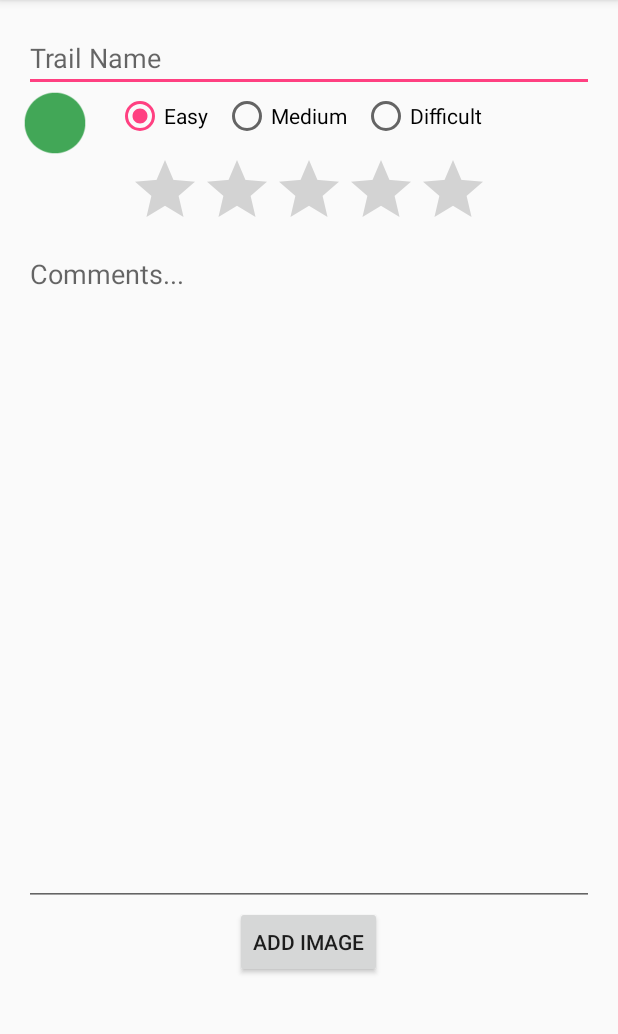
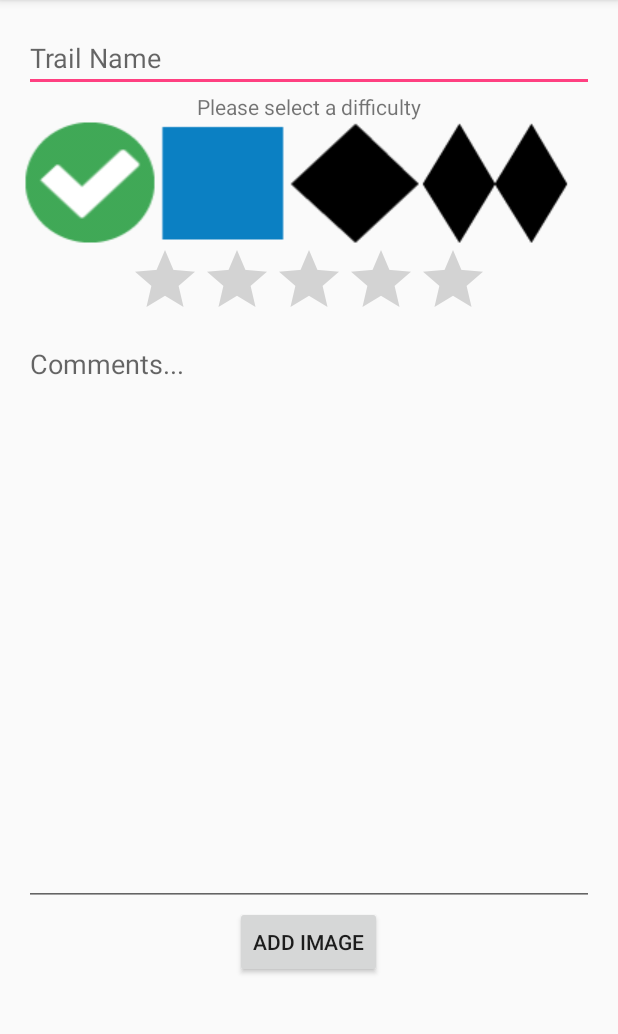
Before and after one commit to thePurpleMonkey/cs496-spring2016, an Android app: the EditTrail screen opened directly, with no data from a screen before it, on a phone screen of 412 x 824 dp, the part 84-1118 px from its top. Run offline under Robolectric (Android 15) with nearby library versions, the phone set to English and light mode, and no system bars.

Commit message:
Changed how difficulty selection works and added credits

```diff
--- a/BestSlopes2/app/src/main/java/com/best_slopes/bestslopes/EditTrail.java
+++ b/BestSlopes2/app/src/main/java/com/best_slopes/bestslopes/EditTrail.java
@@ -3,40 +3,29 @@ package com.best_slopes.bestslopes;
 import android.content.Intent;
 import android.support.v7.app.AppCompatActivity;
 import android.os.Bundle;
+import android.view.View;
 import android.widget.ImageView;
 import android.widget.RadioGroup;
+import android.widget.ToggleButton;
 
 public class EditTrail extends AppCompatActivity {
+    public final int[] toggles = {R.id.toggle_easy, R.id.toggle_medium, R.id.toggle_difficult,
+            R.id.toggle_extremely_difficult};
 
     @Override
     protected void onCreate(Bundle savedInstanceState) {
         super.onCreate(savedInstanceState);
         setContentView(R.layout.activity_edit_trail);
+    }
 
-        final ImageView imageView = (ImageView) findViewById(R.id.edit_difficulty_image);
+    public void difficultyChanged(View view) {
+        ToggleButton clicked = (ToggleButton) view;
 
-        RadioGroup radioGroup = (RadioGroup) findViewById(R.id.edit_difficulty_radio_group);
-        radioGroup.setOnCheckedChangeListener(new RadioGroup.OnCheckedChangeListener() {
-            @Override
-            public void onCheckedChanged(RadioGroup group, int checkedId) {
-                switch (checkedId) {
-                    case R.id.radio_difficulty_easy:
-                        imageView.setImageResource(R.drawable.easy);
-                        break;
+        for (int id : toggles) {
+            ToggleButton button = (ToggleButton) findViewById(id);
+            button.setChecked(false);
+        }
 
-                    case R.id.radio_difficulty_medium:
-                        imageView.setImageResource(R.drawable.medium);
-                        break;
-
-                    case R.id.radio_difficulty_hard:
-                        imageView.setImageResource(R.drawable.difficult);
-                        break;
-
-                    default:
-                        imageView.setImageResource(R.drawable.default_image);
-                        break;
-                }
-            }
-        });
+        clicked.setChecked(true);
     }
 }
--- /dev/null
+++ b/BestSlopes2/app/src/main/res/drawable/toggle_difficult.xml
@@ -0,0 +1,5 @@
+<?xml version="1.0" encoding="utf-8"?>
+<selector xmlns:android="http://schemas.android.com/apk/res/android">
+    <item android:drawable="@drawable/difficult_selected" android:state_checked="true"/>
+    <item android:drawable="@drawable/difficult" android:state_checked="false"/>
+</selector>
--- /dev/null
+++ b/BestSlopes2/app/src/main/res/drawable/toggle_easy.xml
@@ -0,0 +1,5 @@
+<?xml version="1.0" encoding="utf-8"?>
+<selector xmlns:android="http://schemas.android.com/apk/res/android">
+    <item android:drawable="@drawable/easy_selected" android:state_checked="true"/>
+    <item android:drawable="@drawable/easy" android:state_checked="false"/>
+</selector>
--- /dev/null
+++ b/BestSlopes2/app/src/main/res/drawable/toggle_extremely_difficult.xml
@@ -0,0 +1,5 @@
+<?xml version="1.0" encoding="utf-8"?>
+<selector xmlns:android="http://schemas.android.com/apk/res/android">
+    <item android:drawable="@drawable/extremely_difficult_selected" android:state_checked="true"/>
+    <item android:drawable="@drawable/extremely_difficult" android:state_checked="false"/>
+</selector>
--- /dev/null
+++ b/BestSlopes2/app/src/main/res/drawable/toggle_medium.xml
@@ -0,0 +1,5 @@
+<?xml version="1.0" encoding="utf-8"?>
+<selector xmlns:android="http://schemas.android.com/apk/res/android">
+    <item android:drawable="@drawable/medium_selected" android:state_checked="true"/>
+    <item android:drawable="@drawable/medium" android:state_checked="false"/>
+</selector>
--- a/BestSlopes2/app/src/main/res/layout/activity_edit_trail.xml
+++ b/BestSlopes2/app/src/main/res/layout/activity_edit_trail.xml
@@ -17,57 +17,53 @@
         android:id="@+id/edit_trail_name"
         android:inputType="text|textCapWords|textAutoCorrect" />
 
+    <TextView
+        android:layout_width="match_parent"
+        android:layout_height="wrap_content"
+        android:text="@string/edit_difficulty_text"
+        android:gravity="center_horizontal" />
+
     <LinearLayout
         android:layout_width="match_parent"
         android:layout_height="wrap_content"
         android:orientation="horizontal">
 
-        <ImageView
+        <ToggleButton
+            android:id="@+id/toggle_easy"
             android:layout_width="wrap_content"
             android:layout_height="wrap_content"
-            android:id="@+id/edit_difficulty_image"
-            android:maxHeight="41dp"
-            android:maxWidth="41dp"
-            android:src="@drawable/easy"
-            android:adjustViewBounds="true"
-            android:layout_marginRight="20dp"/>
+            android:background="@drawable/toggle_easy"
+            android:textOn=""
+            android:textOff=""
+            android:checked="true"
+            android:onClick="difficultyChanged" />
 
-        <!--TextView
-            android:layout_width="fill_parent"
-            android:layout_height="fill_parent"
-            android:gravity="center_vertical"
-            android:text="@string/edit_difficulty_text"
-            android:textSize="20sp"
-            android:paddingLeft="10dp"/-->
-        <RadioGroup
-            android:id="@+id/edit_difficulty_radio_group"
-            android:layout_width="match_parent"
+        <ToggleButton
+            android:id="@+id/toggle_medium"
+            android:layout_width="wrap_content"
             android:layout_height="wrap_content"
-            android:orientation="horizontal"
-            android:checkedButton="@+id/radio_difficulty_easy">
+            android:background="@drawable/toggle_medium"
+            android:textOn=""
+            android:textOff=""
+            android:onClick="difficultyChanged" />
 
-            <RadioButton
-                android:id="@+id/radio_difficulty_easy"
-                android:layout_width="wrap_content"
-                android:layout_height="wrap_content"
-                android:text="@string/easy"
-                android:paddingRight="10dp"
-                android:checked="true" />
+        <ToggleButton
+            android:id="@+id/toggle_difficult"
+            android:layout_width="wrap_content"
+            android:layout_height="wrap_content"
+            android:background="@drawable/toggle_difficult"
+            android:textOn=""
+            android:textOff=""
+            android:onClick="difficultyChanged" />
 
-            <RadioButton
-                android:id="@+id/radio_difficulty_medium"
-                android:layout_width="wrap_content"
-                android:layout_height="wrap_content"
-                android:text="@string/medium"
-                android:paddingRight="10dp" />
-
-            <RadioButton
-                android:id="@+id/radio_difficulty_hard"
-                android:layout_width="wrap_content"
-                android:layout_height="wrap_content"
-                android:text="@string/difficult"
-                android:paddingRight="10dp" />
-        </RadioGroup>
+        <ToggleButton
+            android:id="@+id/toggle_extremely_difficult"
+            android:layout_width="wrap_content"
+            android:layout_height="wrap_content"
+            android:background="@drawable/toggle_extremely_difficult"
+            android:textOn=""
+            android:textOff=""
+            android:onClick="difficultyChanged" />
     </LinearLayout>
 
     <RatingBar
```
Also changed, not shown: BestSlopes2/app/src/main/res/drawable/difficult_selected.png (added), BestSlopes2/app/src/main/res/drawable/easy_selected.png (added), BestSlopes2/app/src/main/res/drawable/extremely_difficult_selected.png (added), BestSlopes2/app/src/main/res/drawable/medium_selected.png (added), 1 other file.
